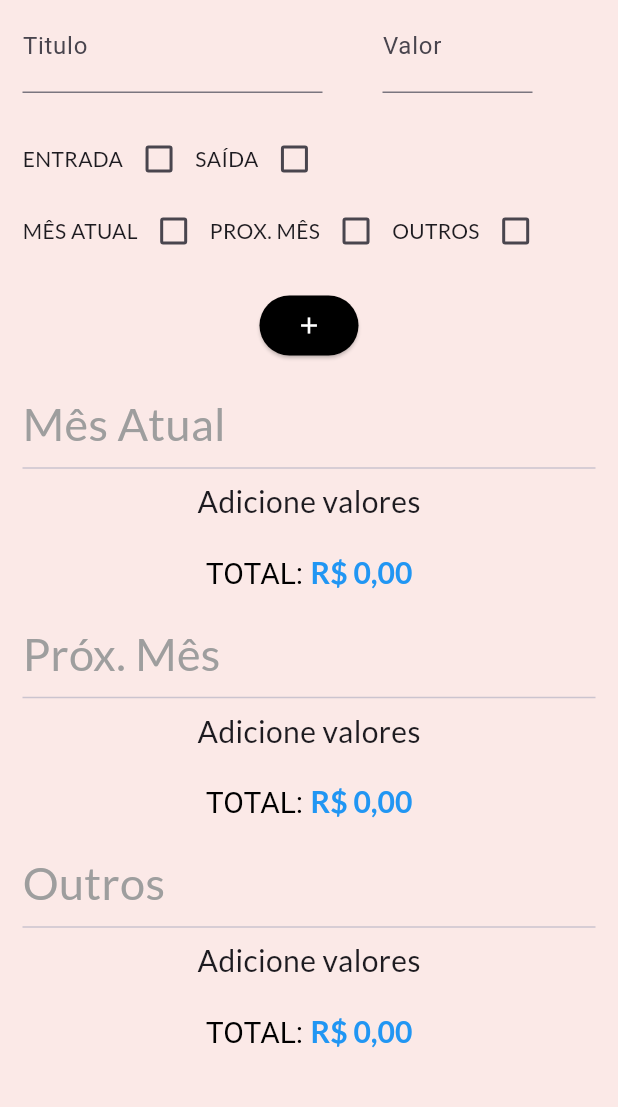
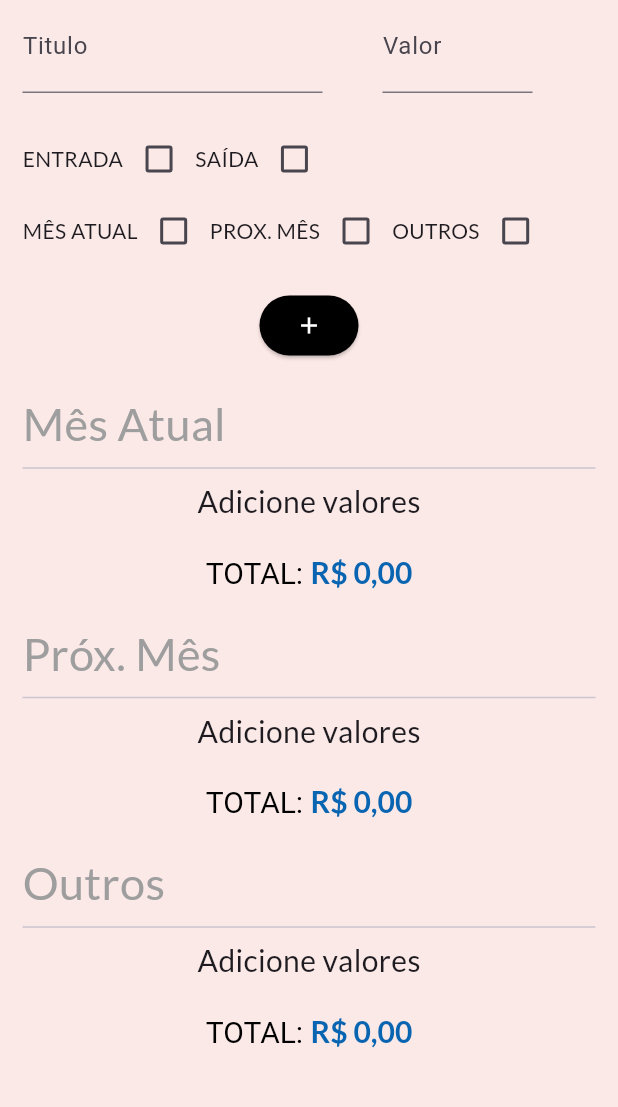
Before and after one commit to rafaelcastrobr/gastos_gerais_app_flutter, a Flutter app: the screen it shows after launch, on a phone screen of 412 x 824 dp, the part 102-1209 px from its top. Run offline on Flutter 3.47's test engine with Material 3 defaults, Android fonts, the phone set to English and light mode, and no system bars; our stand-ins replace bloc, equatable, flutter_bloc, google_fonts, hydrated_bloc, shared_preferences; missing offline and left inert: flutter_guid.

Commit message:
fix: correcao cor

```diff
--- a/lib/functions/formaterValor.dart
+++ b/lib/functions/formaterValor.dart
@@ -67,6 +67,6 @@ class Formatervalor {
   static Color verificaSeENegativo(String valor) {
     bool valorDouble = valor.contains('-');
 
-    return valorDouble ? Colors.red : Colors.blue;
+    return valorDouble ? Colors.red : const Color.fromARGB(255, 9, 101, 177);
   }
 }
```
